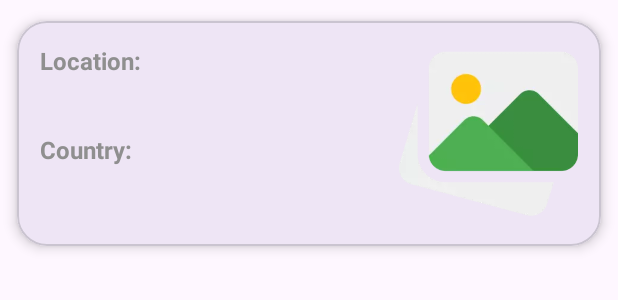
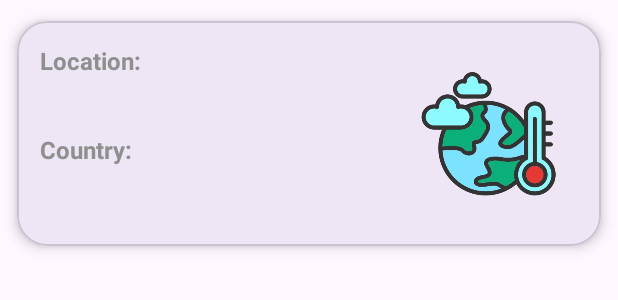
Before and after one commit to Alexisql/WeatherApp, an Android app: the layout item_location.xml on its own in the app's theme, with its tools: preview values and no code run, on a phone screen of 412 x 824 dp. Shown: the top 300 px of the screen. Run offline under Robolectric (Android 15) with nearby library versions, the phone set to English and light mode, and no system bars.

Commit message:
Se agrega imagen para las locaciones.

```diff
--- a/app/src/main/res/layout/item_location.xml
+++ b/app/src/main/res/layout/item_location.xml
@@ -1,7 +1,6 @@
 <?xml version="1.0" encoding="utf-8"?>
 <layout xmlns:android="http://schemas.android.com/apk/res/android"
-    xmlns:app="http://schemas.android.com/apk/res-auto"
-    xmlns:tools="http://schemas.android.com/tools">
+    xmlns:app="http://schemas.android.com/apk/res-auto">
 
     <data>
 
@@ -74,9 +73,9 @@
                     android:layout_width="@dimen/width_flag_location"
                     android:layout_height="@dimen/height_flag_location"
                     android:padding="@dimen/padding_15"
+                    android:src="@drawable/weather"
                     app:layout_constraintEnd_toEndOf="parent"
-                    app:layout_constraintTop_toTopOf="parent"
-                    tools:src="@drawable/placeholder" />
+                    app:layout_constraintTop_toTopOf="parent" />
 
             </androidx.constraintlayout.widget.ConstraintLayout>
 
```
Also changed, not shown: app/src/main/res/drawable/placeholder.webp (deleted), app/src/main/res/drawable/weather.webp (added).
